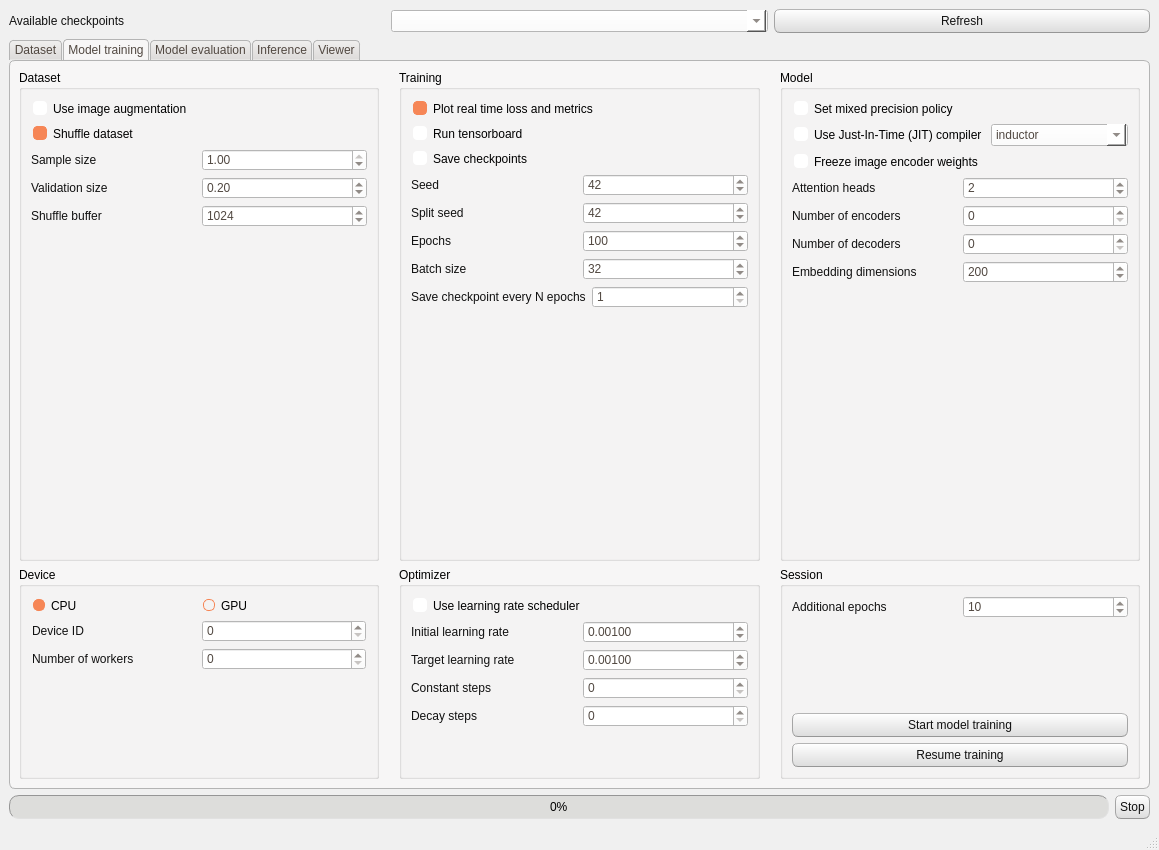
First picture: the form in XREPORT/commons/interface/layout/window_layout.ui, repository CTCycle/XREPORT-radiological-reports-generator, before the edit.
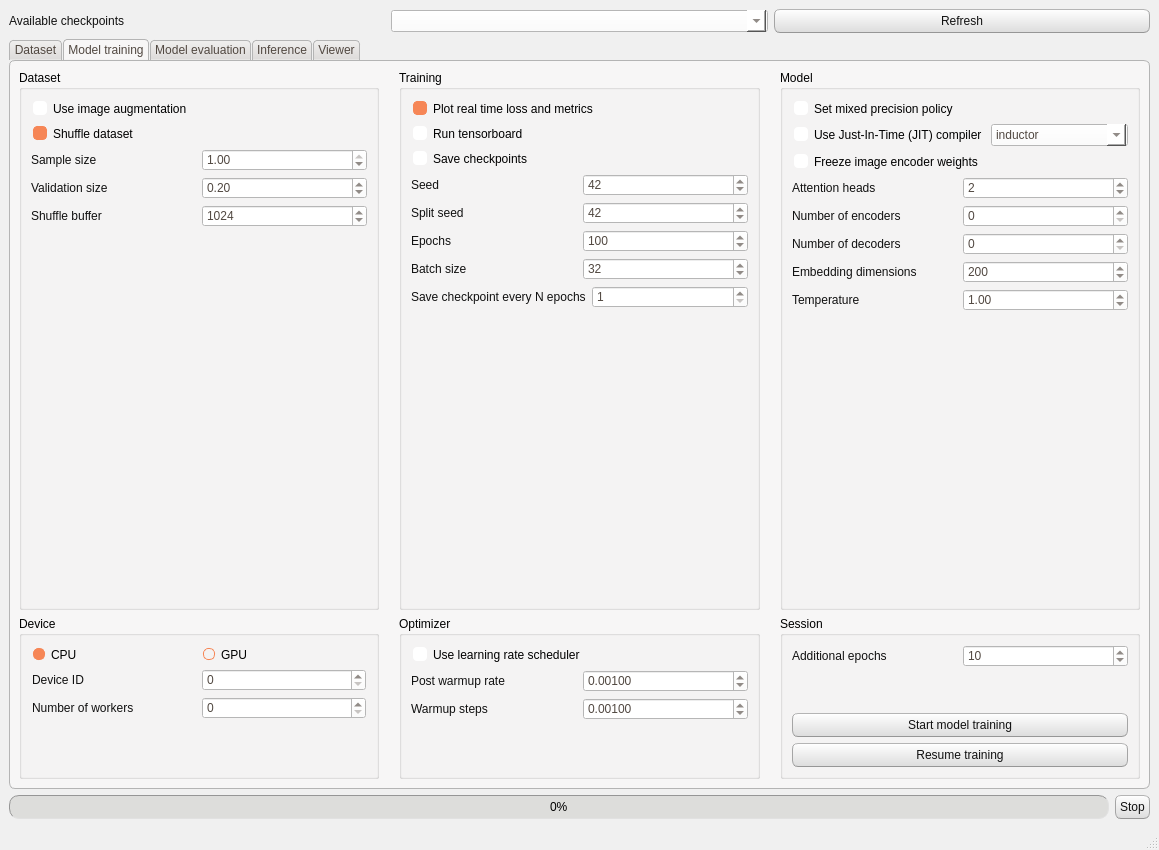
Second picture: the form after the edit. The open tabs and pages were chosen to show the change.

The edit to the form file:
```diff
--- a/XREPORT/commons/interface/layout/window_layout.ui
+++ b/XREPORT/commons/interface/layout/window_layout.ui
@@ -810,7 +810,7 @@
                  <item>
                   <widget class="QLabel" name="label_11">
                    <property name="text">
-                    <string>Initial learning rate</string>
+                    <string>Post warmup rate</string>
                    </property>
                   </widget>
                  </item>
@@ -834,7 +834,7 @@
                  <item>
                   <widget class="QLabel" name="label_14">
                    <property name="text">
-                    <string>Target learning rate</string>
+                    <string>Warmup steps</string>
                    </property>
                   </widget>
                  </item>
@@ -853,48 +853,6 @@
                  </item>
                 </layout>
                </item>
-               <item>
-                <layout class="QHBoxLayout" name="horizontalLayout_15">
-                 <item>
-                  <widget class="QLabel" name="label_12">
-                   <property name="text">
-                    <string>Constant steps</string>
-                   </property>
-                  </widget>
-                 </item>
-                 <item>
-                  <widget class="QSpinBox" name="constantSteps">
-                   <property name="maximum">
-                    <number>1000000</number>
-                   </property>
-                   <property name="singleStep">
-                    <number>10</number>
-                   </property>
-                  </widget>
-                 </item>
-                </layout>
-               </item>
-               <item>
-                <layout class="QHBoxLayout" name="horizontalLayout_14">
-                 <item>
-                  <widget class="QLabel" name="label_13">
-                   <property name="text">
-                    <string>Decay steps</string>
-                   </property>
-                  </widget>
-                 </item>
-                 <item>
-                  <widget class="QSpinBox" name="decaySteps">
-                   <property name="maximum">
-                    <number>1000000</number>
-                   </property>
-                   <property name="singleStep">
-                    <number>10</number>
-                   </property>
-                  </widget>
-                 </item>
-                </layout>
-               </item>
               </layout>
              </item>
              <item>
@@ -1416,6 +1374,24 @@
                </item>
               </layout>
              </item>
+             <item>
+              <layout class="QHBoxLayout" name="horizontalLayout_3">
+               <item>
+                <widget class="QLabel" name="label">
+                 <property name="text">
+                  <string>Temperature</string>
+                 </property>
+                </widget>
+               </item>
+               <item>
+                <widget class="QDoubleSpinBox" name="trainTemp">
+                 <property name="value">
+                  <double>1.000000000000000</double>
+                 </property>
+                </widget>
+               </item>
+              </layout>
+             </item>
              <item>
               <spacer name="verticalSpacer_4">
                <property name="orientation">
```
Left out of the diff: 35 changed lines with no effect on the pictures.
